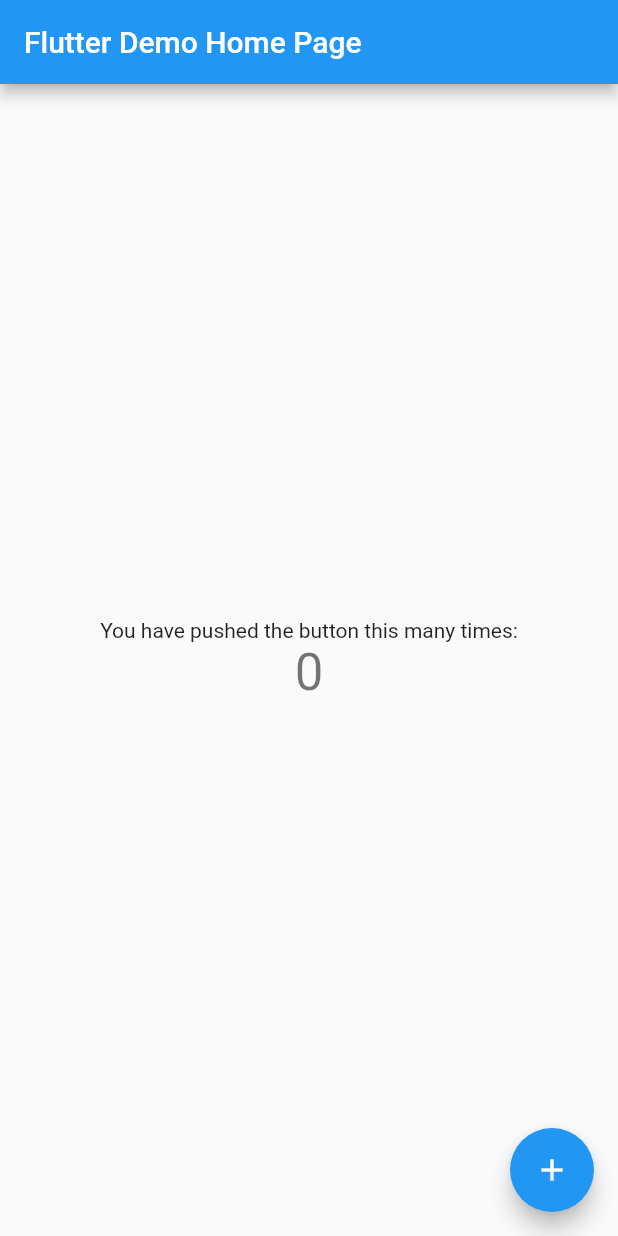
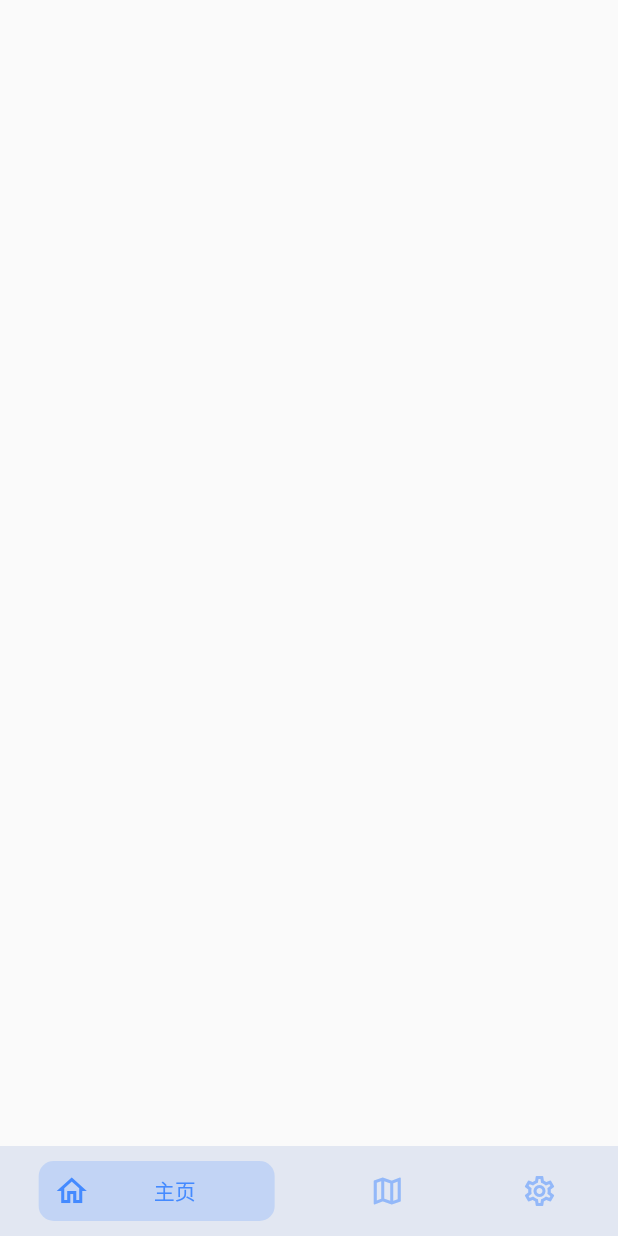
Before and after one commit to ohmyray/mineral_app, a Flutter app: the screen it shows after launch, on a phone screen of 412 x 824 dp. Run offline on Flutter 3.47's test engine with Material 2 defaults, Android fonts, the phone set to English and light mode, and no system bars; our stand-ins replace get.

Commit message:
基础结构

```diff
--- /dev/null
+++ b/lib/common/route.dart
@@ -0,0 +1,16 @@
+import 'package:get/get.dart';
+import '/pages/home/home_view.dart';
+import '/pages/login/login_view.dart';
+import '/pages/register/register_view.dart';
+
+class Route {
+  static const HOME = '/home';
+  static const LOGIN = '/login';
+  static const REGISTER = '/register';
+
+  static final routes = [
+    GetPage(name: Route.HOME, page: () => LoginPage()),
+    GetPage(name: Route.LOGIN, page: () => HomePage()),
+    GetPage(name: Route.REGISTER, page: () => RegisterPage()),
+  ];
+}
--- a/lib/main.dart
+++ b/lib/main.dart
@@ -1,115 +1,24 @@
 import 'package:flutter/material.dart';
+import 'package:get/get.dart';
+
+import '/pages/root/root_view.dart';
 
 void main() {
   runApp(const MyApp());
 }
 
 class MyApp extends StatelessWidget {
-  const MyApp({Key? key}) : super(key: key);
+  const MyApp({Key key}) : super(key: key);
 
   // This widget is the root of your application.
   @override
   Widget build(BuildContext context) {
-    return MaterialApp(
-      title: 'Flutter Demo',
-      theme: ThemeData(
-        // This is the theme of your application.
-        //
-        // Try running your application with "flutter run". You'll see the
-        // application has a blue toolbar. Then, without quitting the app, try
-        // changing the primarySwatch below to Colors.green and then invoke
-        // "hot reload" (press "r" in the console where you ran "flutter run",
-        // or simply save your changes to "hot reload" in a Flutter IDE).
-        // Notice that the counter didn't reset back to zero; the application
-        // is not restarted.
-        primarySwatch: Colors.blue,
-      ),
-      home: const MyHomePage(title: 'Flutter Demo Home Page'),
-    );
+    return GetMaterialApp(
+        title: 'Flutter Demo',
+        theme: ThemeData(
+          primarySwatch: Colors.blue,
+        ),
+        debugShowCheckedModeBanner: false,
+        home: RootPage());
   }
 }
-
-class MyHomePage extends StatefulWidget {
-  const MyHomePage({Key? key, required this.title}) : super(key: key);
-
-  // This widget is the home page of your application. It is stateful, meaning
-  // that it has a State object (defined below) that contains fields that affect
-  // how it looks.
-
-  // This class is the configuration for the state. It holds the values (in this
-  // case the title) provided by the parent (in this case the App widget) and
-  // used by the build method of the State. Fields in a Widget subclass are
-  // always marked "final".
-
-  final String title;
-
-  @override
-  State<MyHomePage> createState() => _MyHomePageState();
-}
-
-class _MyHomePageState extends State<MyHomePage> {
-  int _counter = 0;
-
-  void _incrementCounter() {
-    setState(() {
-      // This call to setState tells the Flutter framework that something has
-      // changed in this State, which causes it to rerun the build method below
-      // so that the display can reflect the updated values. If we changed
-      // _counter without calling setState(), then the build method would not be
-      // called again, and so nothing would appear to happen.
-      _counter++;
-    });
-  }
-
-  @override
-  Widget build(BuildContext context) {
-    // This method is rerun every time setState is called, for instance as done
-    // by the _incrementCounter method above.
-    //
-    // The Flutter framework has been optimized to make rerunning build methods
-    // fast, so that you can just rebuild anything that needs updating rather
-    // than having to individually change instances of widgets.
-    return Scaffold(
-      appBar: AppBar(
-        // Here we take the value from the MyHomePage object that was created by
-        // the App.build method, and use it to set our appbar title.
-        title: Text(widget.title),
-      ),
-      body: Center(
-        // Center is a layout widget. It takes a single child and positions it
-        // in the middle of the parent.
-        child: Column(
-          // Column is also a layout widget. It takes a list of children and
-          // arranges them vertically. By default, it sizes itself to fit its
-          // children horizontally, and tries to be as tall as its parent.
-          //
-          // Invoke "debug painting" (press "p" in the console, choose the
-          // "Toggle Debug Paint" action from the Flutter Inspector in Android
-          // Studio, or the "Toggle Debug Paint" command in Visual Studio Code)
-          // to see the wireframe for each widget.
-          //
-          // Column has various properties to control how it sizes itself and
-          // how it positions its children. Here we use mainAxisAlignment to
-          // center the children vertically; the main axis here is the vertical
-          // axis because Columns are vertical (the cross axis would be
-          // horizontal).
-          mainAxisAlignment: MainAxisAlignment.center,
-          children: <Widget>[
-            const Text(
-              'You have pushed the button this many times:',
-            ),
-            Text(
-              '$_counter',
-              style: Theme.of(context).textTheme.headline4,
-            ),
-          ],
-        ),
-      ),
-      floatingActionButton: FloatingActionButton(
-        onPressed: _incrementCounter,
-        tooltip: 'Increment',
-        child: const Icon(Icons.add),
-      ), // This trailing comma makes auto-formatting nicer for build methods.
-    );
-  }
-}
--- /dev/null
+++ b/lib/pages/login/login_logic.dart
@@ -0,0 +1,10 @@
+import 'package:get/get.dart';
+
+import 'login_state.dart';
+
+/// @description:
+/// @author
+/// @date: 2021/11/07 08:40:27
+class LoginLogic extends GetxController {
+  final state = LoginState();
+}
--- /dev/null
+++ b/lib/pages/login/login_state.dart
@@ -0,0 +1,8 @@
+/// @description:
+/// @author
+/// @date: 2021/11/07 08:40:27
+class LoginState {
+  LoginState() {
+    ///Initialize variables
+  }
+}
--- /dev/null
+++ b/lib/pages/login/login_view.dart
@@ -0,0 +1,18 @@
+import 'package:flutter/material.dart';
+import 'package:get/get.dart';
+
+import 'login_logic.dart';
+import 'login_state.dart';
+
+/// @description:
+/// @author
+/// @date: 2021/11/07 08:40:27
+class LoginPage extends StatelessWidget {
+  final LoginLogic logic = Get.put(LoginLogic());
+  final LoginState state = Get.find<LoginLogic>().state;
+
+  @override
+  Widget build(BuildContext context) {
+    return Scaffold();
+  }
+}
--- /dev/null
+++ b/lib/pages/map/map_logic.dart
@@ -0,0 +1,10 @@
+import 'package:get/get.dart';
+
+import 'map_state.dart';
+
+/// @description:
+/// @author
+/// @date: 2021/11/07 10:04:13
+class MapLogic extends GetxController {
+  final state = MapState();
+}
--- /dev/null
+++ b/lib/pages/map/map_state.dart
@@ -0,0 +1,8 @@
+/// @description:
+/// @author
+/// @date: 2021/11/07 10:04:13
+class MapState {
+  MapState() {
+    ///Initialize variables
+  }
+}
--- /dev/null
+++ b/lib/pages/map/map_view.dart
@@ -0,0 +1,18 @@
+import 'package:flutter/material.dart';
+import 'package:get/get.dart';
+
+import 'map_logic.dart';
+import 'map_state.dart';
+
+/// @description:
+/// @author
+/// @date: 2021/11/07 10:04:13
+class MapPage extends StatelessWidget {
+  final MapLogic logic = Get.put(MapLogic());
+  final MapState state = Get.find<MapLogic>().state;
+
+  @override
+  Widget build(BuildContext context) {
+    return Scaffold();
+  }
+}
--- /dev/null
+++ b/lib/pages/register/register_logic.dart
@@ -0,0 +1,10 @@
+import 'package:get/get.dart';
+
+import 'register_state.dart';
+
+/// @description:
+/// @author
+/// @date: 2021/11/07 09:12:47
+class RegisterLogic extends GetxController {
+  final state = RegisterState();
+}
--- /dev/null
+++ b/lib/pages/register/register_state.dart
@@ -0,0 +1,8 @@
+/// @description:
+/// @author
+/// @date: 2021/11/07 09:12:47
+class RegisterState {
+  RegisterState() {
+    ///Initialize variables
+  }
+}
--- /dev/null
+++ b/lib/pages/register/register_view.dart
@@ -0,0 +1,18 @@
+import 'package:flutter/material.dart';
+import 'package:get/get.dart';
+
+import 'register_logic.dart';
+import 'register_state.dart';
+
+/// @description:
+/// @author
+/// @date: 2021/11/07 09:12:47
+class RegisterPage extends StatelessWidget {
+  final RegisterLogic logic = Get.put(RegisterLogic());
+  final RegisterState state = Get.find<RegisterLogic>().state;
+
+  @override
+  Widget build(BuildContext context) {
+    return Scaffold();
+  }
+}
--- /dev/null
+++ b/lib/pages/root/bottom_nav/bottom_navigation_bar.dart
@@ -0,0 +1,108 @@
+import 'package:flutter/material.dart';
+
+const Color PRIMARY_COLOR = Colors.blueAccent;
+const Color BACKGROUND_COLOR = Color(0xffE2E7F2);
+
+class CustomBottomNavigationBar extends StatefulWidget {
+  final Color backgroundColor;
+  final Color itemColor;
+  final List<CustomBottomNavigationItem> children;
+  final Function(int) onChange;
+  final int currentIndex;
+
+  CustomBottomNavigationBar(
+      {this.backgroundColor = BACKGROUND_COLOR,
+      this.itemColor = PRIMARY_COLOR,
+      this.currentIndex = 0,
+      @required this.children,
+      this.onChange});
+
+  @override
+  _CustomBottomNavigationBarState createState() =>
+      _CustomBottomNavigationBarState();
+}
+
+class _CustomBottomNavigationBarState extends State<CustomBottomNavigationBar> {
+  void _changeIndex(int index) {
+    if (widget.onChange != null) {
+      widget.onChange(index);
+    }
+  }
+
+  @override
+  void initState() {
+    super.initState();
+  }
+
+  @override
+  Widget build(BuildContext context) {
+    return Container(
+      height: 60,
+      color: widget.backgroundColor,
+      child: Row(
+        mainAxisAlignment: MainAxisAlignment.spaceAround,
+        children: widget.children.map((item) {
+          var color = item.color ?? widget.itemColor;
+          var icon = item.icon;
+          var label = item.label;
+          int index = widget.children.indexOf(item);
+          return GestureDetector(
+            onTap: () {
+              _changeIndex(index);
+            },
+            child: AnimatedContainer(
+              duration: Duration(milliseconds: 200),
+              width: widget.currentIndex == index
+                  ? MediaQuery.of(context).size.width / widget.children.length +
+                      20
+                  : 50,
+              padding: EdgeInsets.only(left: 10, right: 10),
+              margin: EdgeInsets.only(top: 10, bottom: 10),
+              alignment: Alignment.center,
+              decoration: BoxDecoration(
+                  color: widget.currentIndex == index
+                      ? color.withOpacity(0.2)
+                      : Colors.transparent,
+                  borderRadius: BorderRadius.circular(10)),
+              child: Row(
+                mainAxisAlignment: MainAxisAlignment.spaceAround,
+                children: <Widget>[
+                  Icon(
+                    icon,
+                    size: 24,
+                    color: widget.currentIndex == index
+                        ? color
+                        : color.withOpacity(0.5),
+                  ),
+                  widget.currentIndex == index
+                      ? Expanded(
+                          flex: 2,
+                          child: Text(
+                            label ?? '',
+                            overflow: TextOverflow.ellipsis,
+                            textAlign: TextAlign.center,
+                            style: TextStyle(
+                                color: widget.currentIndex == index
+                                    ? color
+                                    : color.withOpacity(0.5)),
+                          ),
+                        )
+                      : Container()
+                ],
+              ),
+            ),
+          );
+        }).toList(),
+      ),
+    );
+  }
+}
+
+class CustomBottomNavigationItem {
+  final IconData icon;
+  final String label;
+  final Color color;
+
+  CustomBottomNavigationItem(
+      {@required this.icon, @required this.label, this.color});
+}
--- /dev/null
+++ b/lib/pages/root/root_logic.dart
@@ -0,0 +1,21 @@
+import 'package:flutter/material.dart';
+import 'package:get/get.dart';
+
+import 'root_state.dart';
+
+/// @description:
+/// @author
+/// @date: 2021/11/07 12:02:13
+class RootLogic extends GetxController {
+  final state = RootState();
+
+  Future<void> changePageInRoot(int _index) async {
+    state.currentPageIndex.value = _index;
+  }
+
+  Future<void> changePage(int index) async {
+    await changePageInRoot(index);
+  }
+
+  Widget get currentPage => state.pages[state.currentPageIndex.value];
+}
--- /dev/null
+++ b/lib/pages/root/root_state.dart
@@ -0,0 +1,19 @@
+import 'package:flutter/material.dart';
+import 'package:get/get.dart';
+
+import '/pages/map/map_view.dart';
+
+/// @description:
+/// @author
+/// @date: 2021/11/07 12:02:13
+class RootState {
+  ///选择index - 响应式
+  RxInt currentPageIndex;
+  List<Widget> pages = [
+    MapPage(),
+  ];
+  RootState() {
+    ///Initialize variables
+    currentPageIndex = 0.obs;
+  }
+}
--- /dev/null
+++ b/lib/pages/root/root_view.dart
@@ -0,0 +1,40 @@
+import 'package:flutter/material.dart';
+import 'package:get/get.dart';
+
+import 'bottom_nav/bottom_navigation_bar.dart';
+
+import 'root_logic.dart';
+import 'root_state.dart';
+
+class RootPage extends StatelessWidget {
+  final RootLogic logic = Get.put(RootLogic());
+  final RootState state = Get.find<RootLogic>().state;
+
+  @override
+  Widget build(BuildContext context) {
+    return Obx(() => Scaffold(
+          body: logic.currentPage,
+          bottomNavigationBar: CustomBottomNavigationBar(
+            currentIndex: state.currentPageIndex.value,
+            onChange: (index) {
+              print('切换导航栏$index');
+              logic.changePage(index);
+            },
+            children: [
+              CustomBottomNavigationItem(
+                icon: Icons.home_outlined,
+                label: "主页".tr,
+              ),
+              CustomBottomNavigationItem(
+                icon: Icons.map_outlined,
+                label: "一张图".tr,
+              ),
+              CustomBottomNavigationItem(
+                icon: Icons.settings_outlined,
+                label: "设置".tr,
+              ),
+            ],
+          ),
+        ));
+  }
+}
--- a/pubspec.yaml
+++ b/pubspec.yaml
@@ -18,7 +18,7 @@
 version: 1.0.0+1
 
 environment:
-  sdk: ">=2.12.0 <3.0.0"
+  sdk: ">=2.7.0 <3.0.0"
 
 # Dependencies specify other packages that your package needs in order to work.
 # To automatically upgrade your package dependencies to the latest versions
@@ -30,10 +30,8 @@
   flutter:
     sdk: flutter
 
-
-  # The following adds the Cupertino Icons font to your application.
-  # Use with the CupertinoIcons class for iOS style icons.
   cupertino_icons: ^1.0.2
+  get: 4.3.8
 
 dev_dependencies:
   flutter_test:
```
Also changed, not shown: pubspec.lock.
